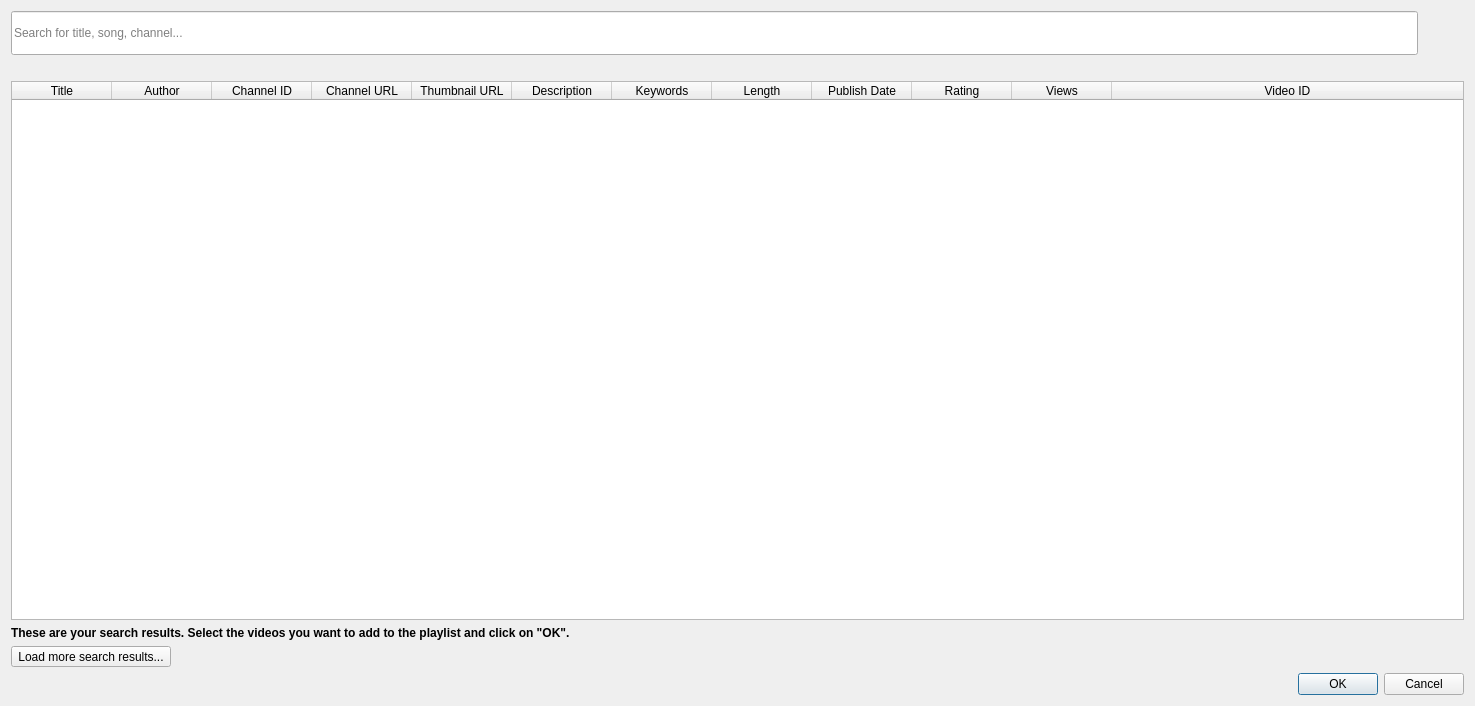
Above: src/main/resources/base/forms/search_dialog.ui from christianhofmanncodes/youtube-playlist-generator before the change. Below: the same form after it.
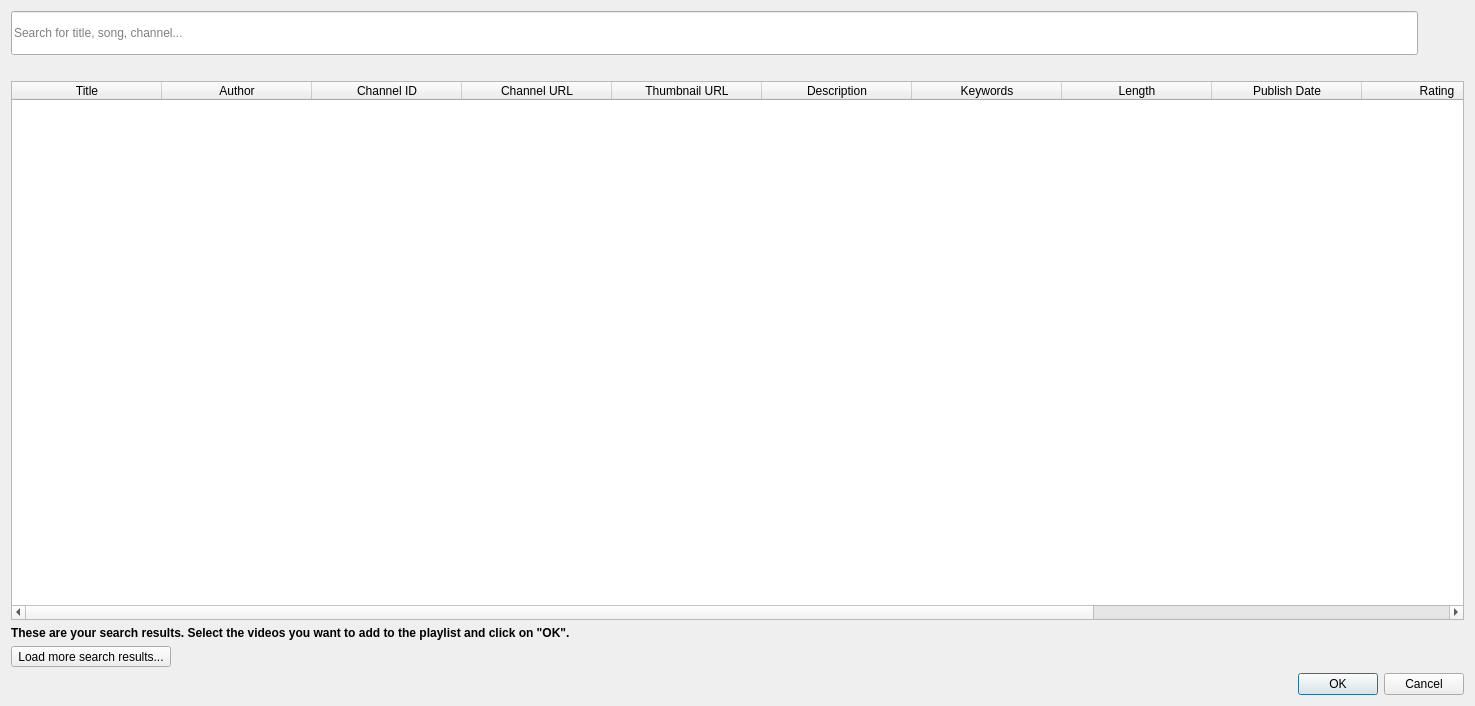
That is the form after the change. Icons and pictures are not drawn.

Commit message: Change verticalHeader visible to false

```diff
--- a/src/main/resources/base/forms/search_dialog.ui
+++ b/src/main/resources/base/forms/search_dialog.ui
@@ -102,9 +102,18 @@
      <property name="selectionBehavior">
       <enum>QAbstractItemView::SelectRows</enum>
      </property>
+     <attribute name="horizontalHeaderDefaultSectionSize">
+      <number>150</number>
+     </attribute>
      <attribute name="horizontalHeaderStretchLastSection">
       <bool>true</bool>
      </attribute>
+     <attribute name="verticalHeaderVisible">
+      <bool>false</bool>
+     </attribute>
+     <attribute name="verticalHeaderShowSortIndicator" stdset="0">
+      <bool>false</bool>
+     </attribute>
      <attribute name="verticalHeaderStretchLastSection">
       <bool>false</bool>
      </attribute>
```
